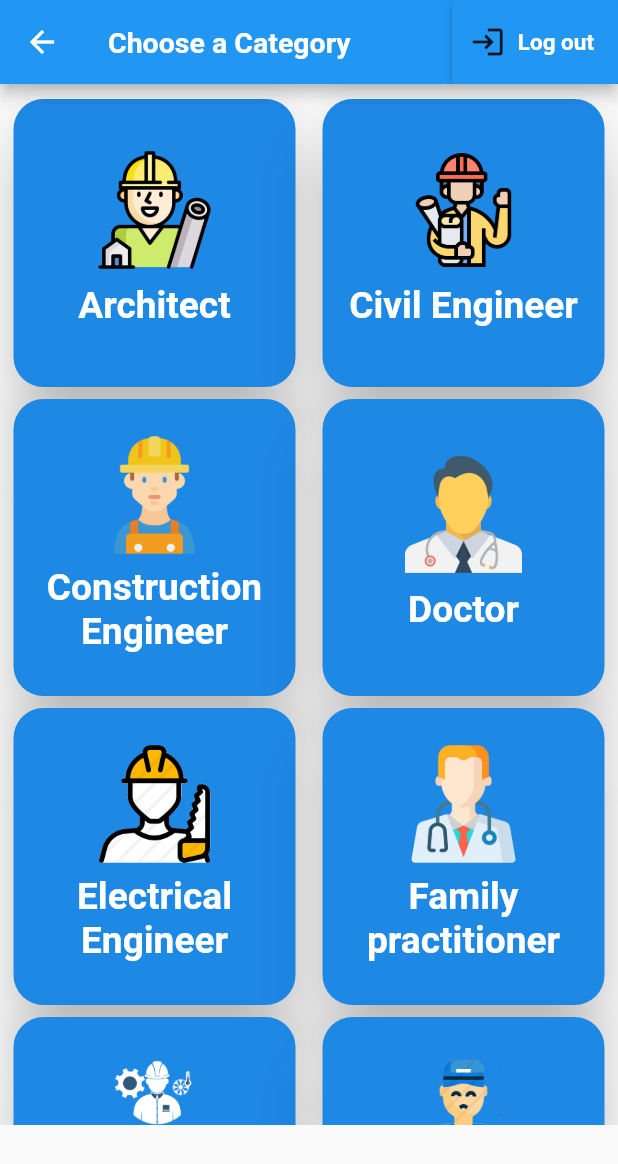
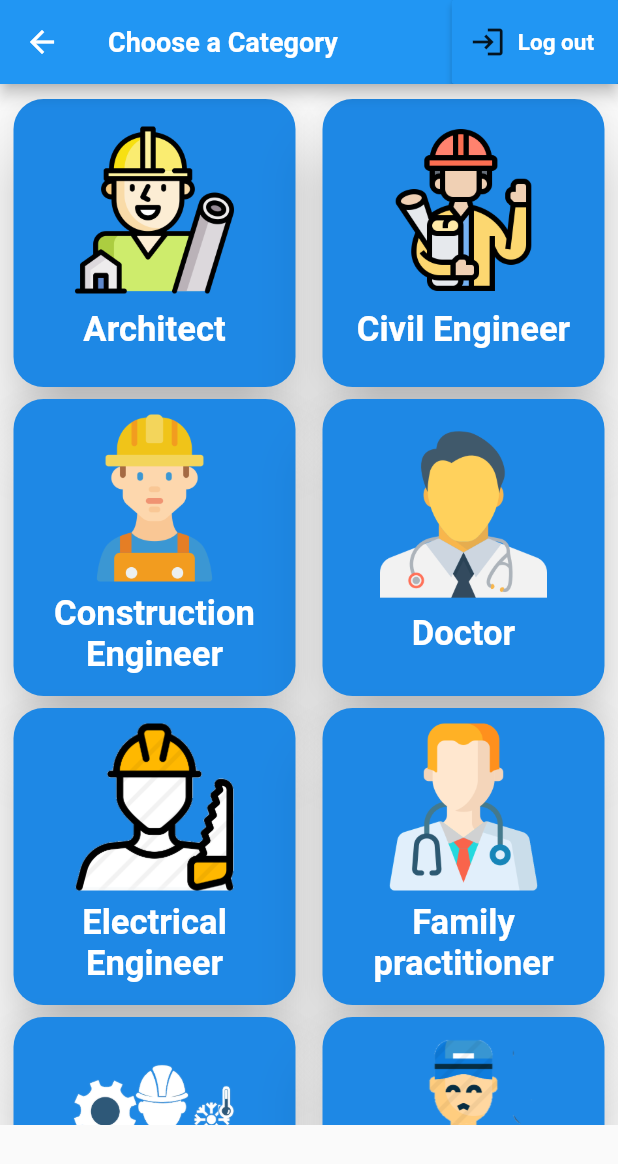
Before and after one commit to Jamal-Khatib/Istishara, a Flutter app: the ListCategories screen opened directly, on a phone screen of 412 x 824 dp. Shown: the top 1164 px of the screen. Run offline on Flutter 3.47's test engine with Material 2 defaults, Android fonts, the phone set to English and light mode, and no system bars; our stand-ins replace cloud_firestore, firebase_auth, firebase_core, fluttertoast, get, rating_bar; missing offline and left inert: auto_direction; accounts and stored records are empty.

Commit message:
Edited the grid

```diff
--- a/lib/pages/categories_build.dart
+++ b/lib/pages/categories_build.dart
@@ -98,8 +98,8 @@ class CategoriesListBuild extends StatelessWidget {
                     Container(
                         height:
                             categoriesList[index] == "Heating & cooling Engineer"
-                                ? (MediaQuery.of(context).size.height)*0.09
-                                :   (MediaQuery.of(context).size.height)*0.1,
+                                ? (MediaQuery.of(context).size.height)*0.13
+                                : (MediaQuery.of(context).size.height)*0.14,
                         padding: EdgeInsets.only(top: 4),
                         child: InkWell(
                           onTap: () {
@@ -123,7 +123,8 @@ class CategoriesListBuild extends StatelessWidget {
                         style: TextStyle(
                             color: Colors.white,
                             fontWeight: FontWeight.bold,
-                            fontSize: (MediaQuery.of(context).size.height)*0.03),
+                            fontSize: categoriesList[index] == "Heating & cooling Engineer"
+                                ? (MediaQuery.of(context).size.height)*0.025 : (MediaQuery.of(context).size.height)*0.028),
                         textAlign: TextAlign.center,
                       ),
                     ),
@@ -131,6 +132,7 @@ class CategoriesListBuild extends StatelessWidget {
                 ),
               ),
             ),
+
         );
       },
       itemCount: categoriesList.length,
--- a/lib/pages/list_of_categories.dart
+++ b/lib/pages/list_of_categories.dart
@@ -46,9 +46,9 @@ class _ListCategoriesState extends State<ListCategories> {
     controller.getUser();
     final appBar = AppBar(
       // leading: Container(height: 0, width: 0,),
-      title: Obx(() => Text('Choose a Category',
+      title:  Text("Choose a Category",
           style: TextStyle(
-              color: Colors.white, fontWeight: FontWeight.bold, fontSize: 19))),
+              color: Colors.white, fontWeight: FontWeight.bold, fontSize: 18)),
       backgroundColor: Colors.blue,
       actions: [
         RaisedButton.icon(
```
Also changed, not shown: assets/images/icons/heating.png, assets/images/icons/heatingg.png (added), assets/images/icons/heatinggg (2).png (added), pubspec.lock.
